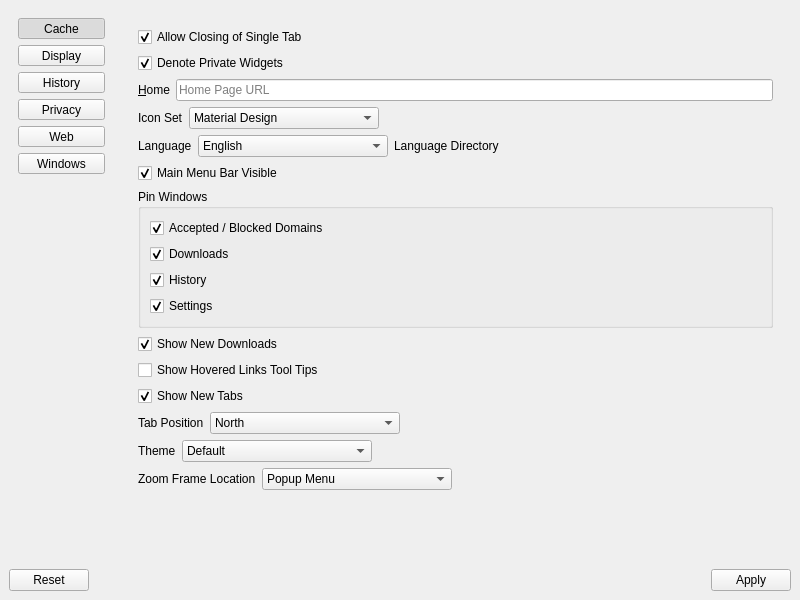
This is UI/dooble_settings.ui in bitwiseworks/dooble-os2 as Qt 5 draws it before an edit. The edited form follows.
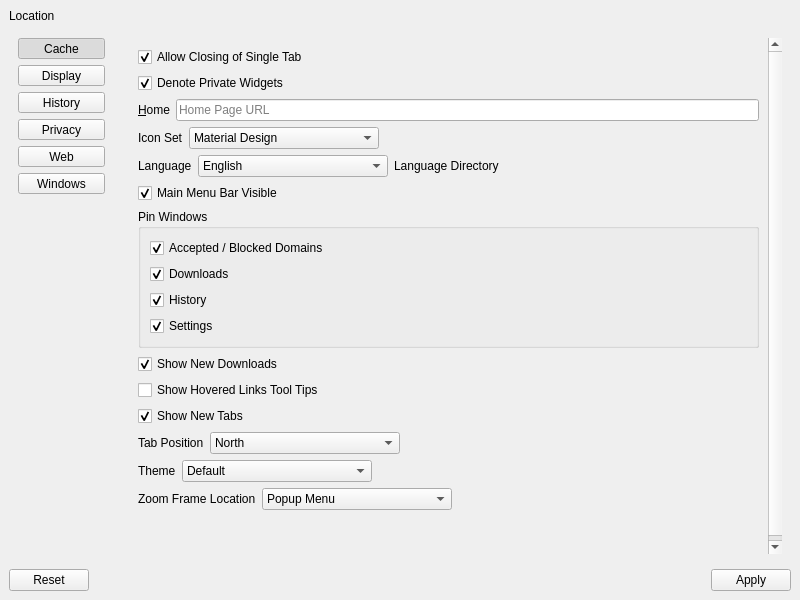
This is the edited form. The open tabs and pages were chosen to show the change. Icons and pictures are not drawn.

Diff of the .ui file:
```diff
--- a/UI/dooble_settings.ui
+++ b/UI/dooble_settings.ui
@@ -19,6 +19,19 @@
   </property>
   <widget class="QWidget" name="centralwidget">
    <layout class="QVBoxLayout" name="verticalLayout_3">
+    <item>
+     <widget class="QLabel" name="settings_path">
+      <property name="text">
+       <string>Location</string>
+      </property>
+      <property name="wordWrap">
+       <bool>true</bool>
+      </property>
+      <property name="textInteractionFlags">
+       <set>Qt::LinksAccessibleByMouse|Qt::TextSelectableByKeyboard|Qt::TextSelectableByMouse</set>
+      </property>
+     </widget>
+    </item>
     <item>
      <layout class="QHBoxLayout" name="horizontalLayout">
       <item>
@@ -47,7 +60,7 @@
            <x>0</x>
            <y>0</y>
            <width>105</width>
-           <height>546</height>
+           <height>522</height>
           </rect>
          </property>
          <layout class="QVBoxLayout" name="verticalLayout">
@@ -358,8 +371,8 @@
               <rect>
                <x>0</x>
                <y>0</y>
-               <width>642</width>
-               <height>614</height>
+               <width>357</width>
+               <height>618</height>
               </rect>
              </property>
              <layout class="QVBoxLayout" name="verticalLayout_19">
```
Left out of the diff: 4 changed lines with no effect on the pictures.
